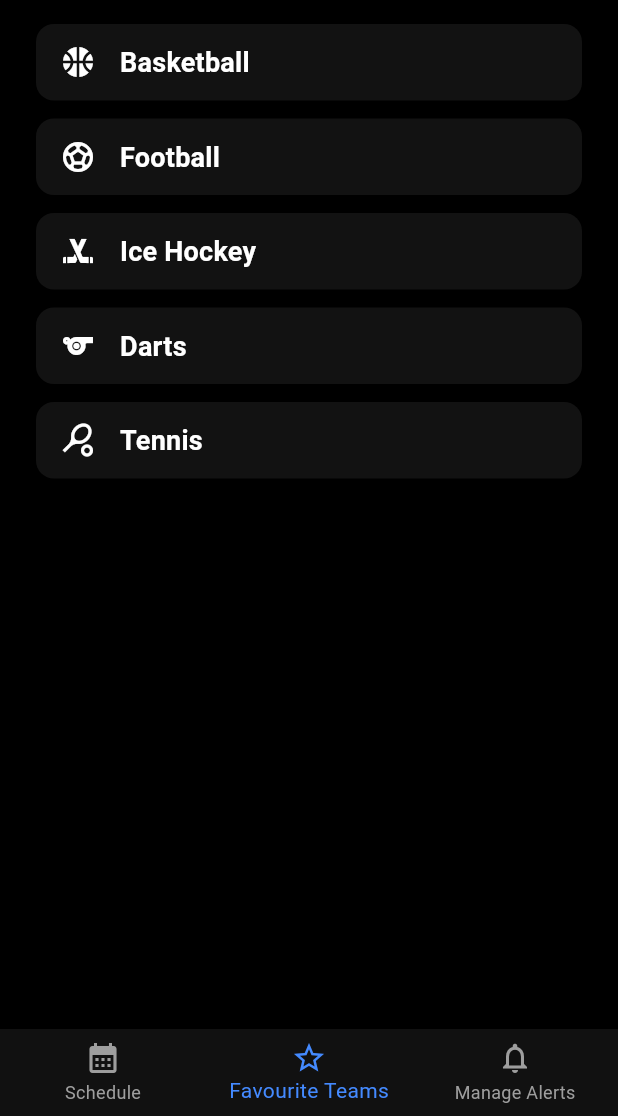
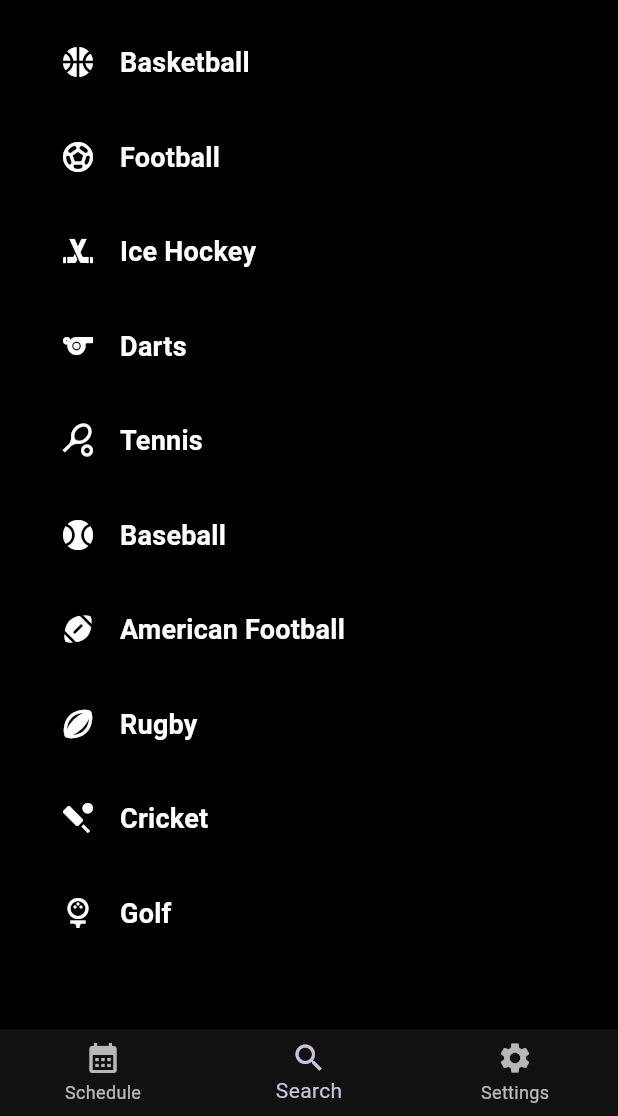
Before and after one commit to KnockeKnause/SportsAPP, a Flutter app: the screen it shows after launch, item 2 of the bottom bar chosen, on a phone screen of 412 x 824 dp, the part 120-1236 px from its top. Run offline on Flutter 3.47's test engine with Material 3 defaults, Android fonts, the phone set to English and light mode, and no system bars.

Commit message:
Erweiterung der Listen um Ligen

```diff
--- a/lib/main.dart
+++ b/lib/main.dart
@@ -19,8 +19,6 @@ class MyApp extends StatelessWidget {
         primaryColor: Colors.blueAccent,
         bottomNavigationBarTheme: const BottomNavigationBarThemeData(
           backgroundColor: Color(0xFF111111),
-          selectedItemColor: Colors.blueAccent,
-          unselectedItemColor: Colors.grey,
         ),
         textTheme: ThemeData.dark().textTheme.copyWith(
           headlineLarge: const TextStyle(
@@ -96,6 +94,23 @@ const Map<String, List<String>> kLeagueLookup = {
     '3. Bundesliga',
     'Premier League',
     'National Teams',
+    'Champions League',
+    'Europa League',
+  ],
+  'Ice Hockey': ['NHL', 'KHL', 'DEL', 'National Teams'],
+  'Darts': ['PDC', 'WDF', 'National Teams'],
+  'Tennis': ['ATP', 'WTA', 'ITF', 'National Teams'],
+  'Baseball': ['MLB', 'Nippon', 'KBO', 'National Teams'],
+  'American Football': ['NFL', 'College', 'National Teams'],
+  'Rugby': ['NRL', 'Super League', 'National Teams'],
+  'Cricket': ['IPL', 'BBL', 'National Teams'],
+  'Golf': ['PGA Tour', 'European Tour', 'National Teams'],
+  'Motorsport': ['Formula 1', 'MotoGP', 'NASCAR', 'National Teams'],
+  'Cycling': [
+    'Tour de France',
+    'Giro d\'Italia',
+    'Vuelta a España',
+    'National Teams',
   ],
 };
 
@@ -115,7 +130,7 @@ class _HomePageState extends State<HomePage> {
     return Scaffold(
       body: IndexedStack(
         index: _currentIndex,
-        children: const [SchedulePage(), FavouritesPage(), AlertsPage()],
+        children: const [SchedulePage(), Search(), Settings()],
       ),
       bottomNavigationBar: BottomNavigationBar(
         currentIndex: _currentIndex,
@@ -125,13 +140,10 @@ class _HomePageState extends State<HomePage> {
             icon: Icon(Icons.calendar_month),
             label: 'Schedule',
           ),
+          BottomNavigationBarItem(icon: Icon(Icons.search), label: 'Search'),
           BottomNavigationBarItem(
-            icon: Icon(Icons.star_border),
-            label: 'Favourite Teams',
-          ),
-          BottomNavigationBarItem(
-            icon: Icon(Icons.notifications_none),
-            label: 'Manage Alerts',
+            icon: Icon(Icons.settings),
+            label: 'Settings',
           ),
         ],
       ),
@@ -205,15 +217,15 @@ class SchedulePage extends StatelessWidget {
   }
 }
 
-/// PAGE 2 – Favourite Teams with search bar and league navigation
-class FavouritesPage extends StatefulWidget {
-  const FavouritesPage({super.key});
+/// PAGE 2 – Search bar and league navigation
+class Search extends StatefulWidget {
+  const Search({super.key});
 
   @override
-  State<FavouritesPage> createState() => _FavouritesPageState();
+  State<Search> createState() => _SearchState();
 }
 
-class _FavouritesPageState extends State<FavouritesPage> {
+class _SearchState extends State<Search> {
   final _controller = TextEditingController();
   String _query = '';
 
@@ -223,6 +235,13 @@ class _FavouritesPageState extends State<FavouritesPage> {
     {'name': 'Ice Hockey', 'icon': Icons.sports_hockey},
     {'name': 'Darts', 'icon': Icons.sports},
     {'name': 'Tennis', 'icon': Icons.sports_tennis},
+    {'name': 'Baseball', 'icon': Icons.sports_baseball},
+    {'name': 'American Football', 'icon': Icons.sports_football},
+    {'name': 'Rugby', 'icon': Icons.sports_rugby},
+    {'name': 'Cricket', 'icon': Icons.sports_cricket},
+    {'name': 'Golf', 'icon': Icons.sports_golf},
+    {'name': 'Motorsport', 'icon': Icons.sports_motorsports},
+    {'name': 'Cycling', 'icon': Icons.directions_bike},
   ];
 
   final Set<int> _selected = {};
@@ -298,10 +317,6 @@ class _FavouritesPageState extends State<FavouritesPage> {
                     },
                     child: Container(
                       decoration: BoxDecoration(
-                        color:
-                            isSelected
-                                ? t.primaryColor.withOpacity(0.15)
-                                : t.cardColor,
                         borderRadius: BorderRadius.circular(12),
                       ),
                       padding: const EdgeInsets.symmetric(
@@ -318,8 +333,6 @@ class _FavouritesPageState extends State<FavouritesPage> {
                               style: t.textTheme.titleMedium,
                             ),
                           ),
-                          if (isSelected)
-                            const Icon(Icons.check, color: Colors.blueAccent),
                         ],
                       ),
                     ),
@@ -367,18 +380,15 @@ class LeaguesPage extends StatelessWidget {
   }
 }
 
-/// PAGE 3 – Alerts placeholder
-class AlertsPage extends StatelessWidget {
-  const AlertsPage({super.key});
+/// PAGE 3 – Settings placeholder
+class Settings extends StatelessWidget {
+  const Settings({super.key});
 
   @override
   Widget build(BuildContext context) {
     return Scaffold(
       body: Center(
-        child: Text(
-          'Alerts Page – coming soon',
-          style: Theme.of(context).textTheme.titleMedium,
-        ),
+        child: Text('Settings', style: Theme.of(context).textTheme.titleMedium),
       ),
     );
   }
```
